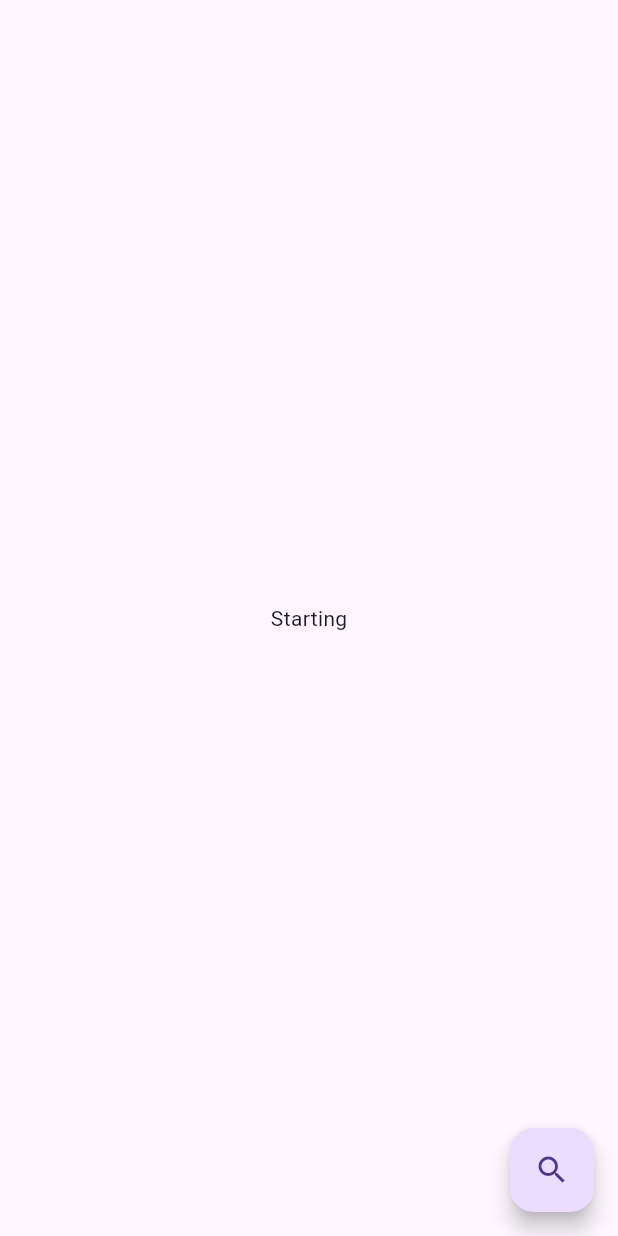
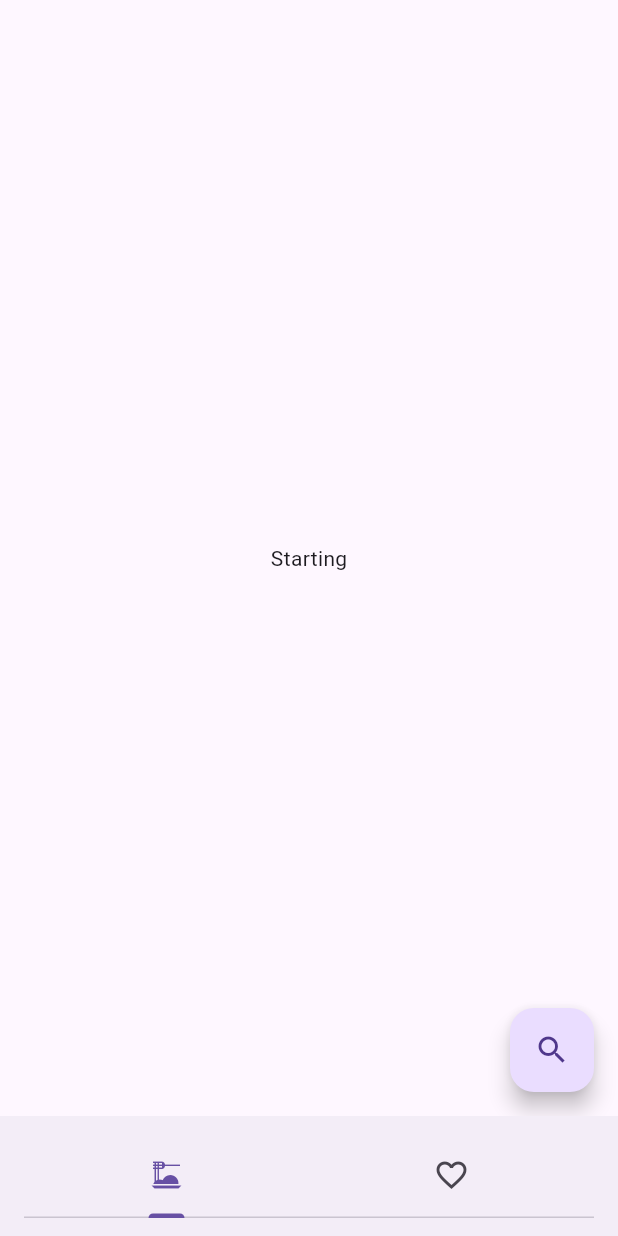
Before and after one commit to Badlix/recipe-manager, a Flutter app: the screen it shows after launch, on a phone screen of 412 x 824 dp. Run offline on Flutter 3.47's test engine with Material 3 defaults, Android fonts, the phone set to English and light mode, and no system bars; our stand-ins replace equatable, flutter_bloc, hydrated_bloc.

Commit message:
Store favorite recipe in memory

```diff
--- a/lib/app.dart
+++ b/lib/app.dart
@@ -1,19 +1,37 @@
 import 'package:flutter/material.dart';
 import 'package:flutter_bloc/flutter_bloc.dart';
 import 'package:recipe_manager/recipe/cubit/recipes_cubit.dart';
+import 'package:recipe_manager/recipe/cubit/favorite_cubit.dart';
 import 'package:recipe_manager/recipe/view/recipes_page.dart';
-import 'package:recipe_repository/recipe_repository.dart' show RecipeRepository;
+import 'package:recipe_manager/recipe/view/favorites.page.dart';
+import 'package:recipe_repository/recipe_repository.dart';
 
 class RecipeApp extends StatelessWidget {
   const RecipeApp({super.key});
 
   @override
   Widget build(BuildContext context) {
-    return RepositoryProvider(
-      create: (_) => RecipeRepository(),
-      dispose: (repository) => repository.dispose(),
-      child: BlocProvider(
-        create: (context) => RecipesCubit(context.read<RecipeRepository>()),
+    return MultiRepositoryProvider(
+      providers: [
+        RepositoryProvider<RecipeRepository>(
+          create: (context) => RecipeRepository(),
+          dispose: (repository) => repository.dispose(),
+        ),
+        RepositoryProvider<FavoriteRepository>(
+          create: (context) => FavoriteRepository(),
+          dispose: (repository) => repository.dispose(),
+        ),
+      ],
+      child: MultiBlocProvider(
+        providers: [
+          BlocProvider(
+            create: (context) => RecipesCubit(context.read<RecipeRepository>()),
+          ),
+          BlocProvider(
+            create:
+                (context) => FavoriteCubit(context.read<FavoriteRepository>()),
+          ),
+        ],
         child: const RecipeAppView(),
       ),
     );
@@ -26,13 +44,20 @@ class RecipeAppView extends StatelessWidget {
   @override
   Widget build(BuildContext context) {
     return MaterialApp(
-      theme: ThemeData(
-        appBarTheme: const AppBarTheme(
-          backgroundColor: Colors.transparent,
-          elevation: 0,
+      home: DefaultTabController(
+        length: 2,
+        child: Scaffold(
+          bottomNavigationBar: BottomAppBar(
+            child: const TabBar(
+              tabs: [
+                Tab(icon: Icon(Icons.dinner_dining)),
+                Tab(icon: Icon(Icons.favorite_border)),
+              ],
+            ),
+          ),
+          body: const TabBarView(children: [RecipesPage(), FavoritesPage()]),
         ),
       ),
-      home: const RecipesPage(),
     );
   }
 }
--- a/lib/main.dart
+++ b/lib/main.dart
@@ -3,5 +3,6 @@ import 'package:recipe_manager/app.dart';
 
 void main() async {
   WidgetsFlutterBinding.ensureInitialized();
-  runApp(const RecipeApp());
+
+  runApp(RecipeApp());
 }
--- /dev/null
+++ b/lib/recipe/cubit/favorite_state.dart
@@ -0,0 +1,14 @@
+part of 'favorite_cubit.dart';
+
+final class FavoriteState extends Equatable {
+  FavoriteState({List<int>? favorites}) : favorites = favorites ?? [];
+
+  final List<int> favorites;
+
+  @override
+  List<Object?> get props => [favorites];
+
+  FavoriteState copyWith({List<int>? favoriteRecipesIds}) {
+    return FavoriteState(favorites: favoriteRecipesIds ?? favorites);
+  }
+}
--- a/lib/recipe/models/recipe.dart
+++ b/lib/recipe/models/recipe.dart
@@ -30,4 +30,8 @@ class Recipe extends Equatable {
       imageUri: imageUri ?? this.imageUri,
     );
   }
+
+  recipe_repository.Recipe toRepository() {
+    return recipe_repository.Recipe(id: id, name: name, imageUri: imageUri);
+  }
 }
--- a/lib/recipe/recipe.dart
+++ b/lib/recipe/recipe.dart
@@ -1 +1,3 @@
 export 'models/models.dart';
+export 'view/recipe_card.dart';
+export 'view/recipes_page.dart';
--- a/lib/recipe/view/recipes_page.dart
+++ b/lib/recipe/view/recipes_page.dart
@@ -1,6 +1,7 @@
 import 'package:flutter/material.dart';
 import 'package:flutter_bloc/flutter_bloc.dart';
 import 'package:recipe_manager/recipe/cubit/recipes_cubit.dart';
+import 'package:recipe_manager/recipe/view/recipe_card.dart';
 
 class RecipesPage extends StatelessWidget {
   const RecipesPage({super.key});
@@ -15,15 +16,20 @@ class RecipesPage extends StatelessWidget {
             RecipesStatus.loading => const Center(child: Text('Loading')),
             RecipesStatus.failure => const Center(child: Text('Failure')),
             RecipesStatus.success => ListView(
+              padding: EdgeInsets.symmetric(vertical: 10),
               children:
-                  state.recipes.map((recipe) => Text(recipe.name)).toList(),
+                  state.recipes
+                      .map(
+                        (recipe) => Center(child: RecipeCard(recipe: recipe)),
+                      )
+                      .toList(),
             ),
           };
         },
       ),
       floatingActionButton: FloatingActionButton(
         onPressed: () async {
-          context.read<RecipesCubit>().fetchRecipes('soup');
+          context.read<RecipesCubit>().searchRecipes('pie');
         },
         child: Icon(Icons.search),
       ),
--- a/packages/recipe_repository/lib/recipe_repository.dart
+++ b/packages/recipe_repository/lib/recipe_repository.dart
@@ -1,4 +1,3 @@
-library recipe_repoditory;
-
 export 'src/models/models.dart';
 export 'src/recipe_repository.dart';
+export 'src/favorite_repository.dart';
--- /dev/null
+++ b/packages/recipe_repository/lib/src/favorite_repository.dart
@@ -0,0 +1,22 @@
+import 'dart:async';
+
+class FavoriteRepository {
+  FavoriteRepository({List<int>? favoriteRecipesIds})
+    : _favoriteRecipesIds = favoriteRecipesIds ?? [];
+
+  final List<int> _favoriteRecipesIds;
+
+  Future<List<int>> getFavorites() async {
+    return _favoriteRecipesIds;
+  }
+
+  Future<void> addFavorite(int recipeId) async {
+    _favoriteRecipesIds.add(recipeId);
+  }
+
+  Future<void> removeFavorite(int recipeId) async {
+    _favoriteRecipesIds.remove(recipeId);
+  }
+
+  void dispose() {}
+}
```
Also changed, not shown: lib/recipe/cubit/favorite_cubit.dart (added, +36 -0 lines), lib/recipe/cubit/recipes_cubit.dart (+15 -15 lines), lib/recipe/view/favorites.page.dart (added, +24 -0 lines), lib/recipe/view/recipe_card.dart (added, +69 -0 lines), packages/recipe_repository/lib/src/recipe_repository.dart (+7 -9 lines), packages/spoonacular_api/lib/src/spoonacular_api_client.dart (+9 -18 lines), 2 other files.
